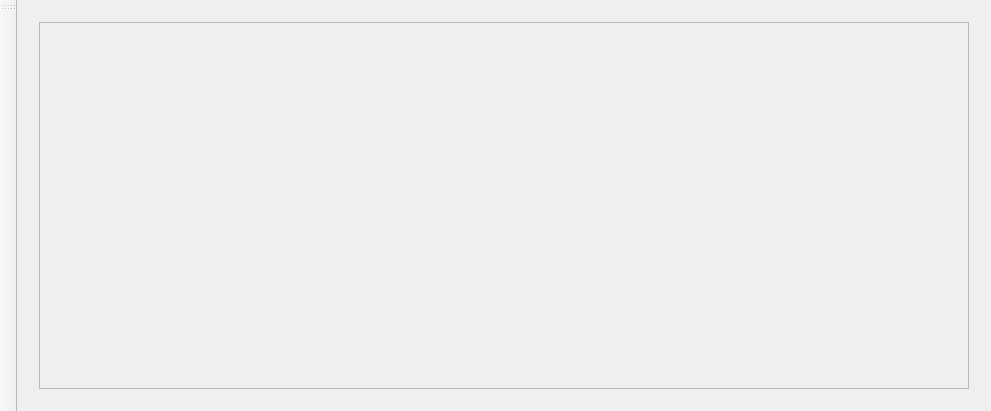
geirwanvik/WDrov, file WDguiBoat/WDguiBoat/mainwindow.ui: the form before one commit.
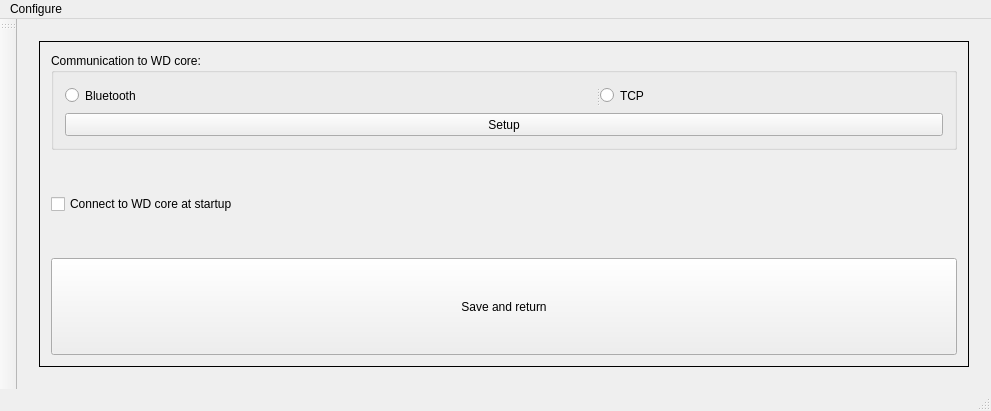
The form after the commit. The open tabs and pages were chosen to show the change.

```diff
--- a/WDguiBoat/WDguiBoat/mainwindow.ui
+++ b/WDguiBoat/WDguiBoat/mainwindow.ui
@@ -30,7 +30,7 @@
              <x>0</x>
              <y>0</y>
              <width>941</width>
-             <height>352</height>
+             <height>332</height>
             </rect>
            </property>
           </widget>
@@ -38,7 +38,128 @@
         </item>
        </layout>
       </widget>
-      <widget class="QWidget" name="page_2"/>
+      <widget class="QWidget" name="pageSensors">
+       <layout class="QGridLayout" name="gridLayout_6">
+        <item row="0" column="0">
+         <widget class="QScrollArea" name="scrollAreaSensorOverview">
+          <property name="widgetResizable">
+           <bool>true</bool>
+          </property>
+          <widget class="QWidget" name="scrollAreaWidgetContents_3">
+           <property name="geometry">
+            <rect>
+             <x>0</x>
+             <y>0</y>
+             <width>941</width>
+             <height>332</height>
+            </rect>
+           </property>
+          </widget>
+         </widget>
+        </item>
+       </layout>
+      </widget>
+      <widget class="QWidget" name="pageBoat"/>
+      <widget class="QWidget" name="pageCommunicationSetup">
+       <layout class="QGridLayout" name="gridLayout_4">
+        <item row="0" column="0">
+         <widget class="QScrollArea" name="scrollArea">
+          <property name="frameShape">
+           <enum>QFrame::Panel</enum>
+          </property>
+          <property name="frameShadow">
+           <enum>QFrame::Plain</enum>
+          </property>
+          <property name="verticalScrollBarPolicy">
+           <enum>Qt::ScrollBarAlwaysOff</enum>
+          </property>
+          <property name="horizontalScrollBarPolicy">
+           <enum>Qt::ScrollBarAlwaysOff</enum>
+          </property>
+          <property name="widgetResizable">
+           <bool>true</bool>
+          </property>
+          <widget class="QWidget" name="scrollAreaWidgetContents_2">
+           <property name="geometry">
+            <rect>
+             <x>0</x>
+             <y>0</y>
+             <width>189</width>
+             <height>149</height>
+            </rect>
+           </property>
+           <layout class="QGridLayout" name="gridLayout_5">
+            <item row="0" column="0">
+             <widget class="QGroupBox" name="groupBox">
+              <property name="title">
+               <string>Communication to WD core:</string>
+              </property>
+              <layout class="QGridLayout" name="gridLayout_3">
+               <item row="0" column="0">
+                <widget class="QSplitter" name="splitter">
+                 <property name="orientation">
+                  <enum>Qt::Horizontal</enum>
+                 </property>
+                 <widget class="QRadioButton" name="radioButtonBluetooth">
+                  <property name="text">
+                   <string>Bluetooth</string>
+                  </property>
+                 </widget>
+                 <widget class="QRadioButton" name="radioButtonTcp">
+                  <property name="text">
+                   <string>TCP</string>
+                  </property>
+                 </widget>
+                </widget>
+               </item>
+               <item row="1" column="0">
+                <widget class="QPushButton" name="pushButtonSetupCommunication">
+                 <property name="sizePolicy">
+                  <sizepolicy hsizetype="Preferred" vsizetype="Preferred">
+                   <horstretch>0</horstretch>
+                   <verstretch>0</verstretch>
+                  </sizepolicy>
+                 </property>
+                 <property name="text">
+                  <string>Setup</string>
+                 </property>
+                </widget>
+               </item>
+              </layout>
+             </widget>
+            </item>
+            <item row="1" column="0">
+             <widget class="QCheckBox" name="checkBoxConnectAtStart">
+              <property name="sizePolicy">
+               <sizepolicy hsizetype="Preferred" vsizetype="Preferred">
+                <horstretch>0</horstretch>
+                <verstretch>0</verstretch>
+               </sizepolicy>
+              </property>
+              <property name="text">
+               <string>Connect to WD core at startup</string>
+              </property>
+             </widget>
+            </item>
+            <item row="2" column="0">
+             <widget class="QPushButton" name="pushButtonSaveAndReturn">
+              <property name="sizePolicy">
+               <sizepolicy hsizetype="Preferred" vsizetype="Preferred">
+                <horstretch>0</horstretch>
+                <verstretch>0</verstretch>
+               </sizepolicy>
+              </property>
+              <property name="text">
+               <string>Save and return</string>
+              </property>
+             </widget>
+            </item>
+           </layout>
+          </widget>
+         </widget>
+        </item>
+       </layout>
+      </widget>
      </widget>
     </item>
    </layout>
@@ -63,7 +184,20 @@
      <height>21</height>
     </rect>
    </property>
+   <widget class="QMenu" name="menuConfigure">
+    <property name="title">
+     <string>Configure</string>
+    </property>
+    <addaction name="actionCommunication"/>
+   </widget>
+   <addaction name="menuConfigure"/>
   </widget>
+  <widget class="QStatusBar" name="statusBar"/>
+  <action name="actionCommunication">
+   <property name="text">
+    <string>Communication</string>
+   </property>
+  </action>
  </widget>
  <layoutdefault spacing="6" margin="11"/>
  <resources/>
```
Left out of the diff: 3 changed lines with no effect on the pictures.
